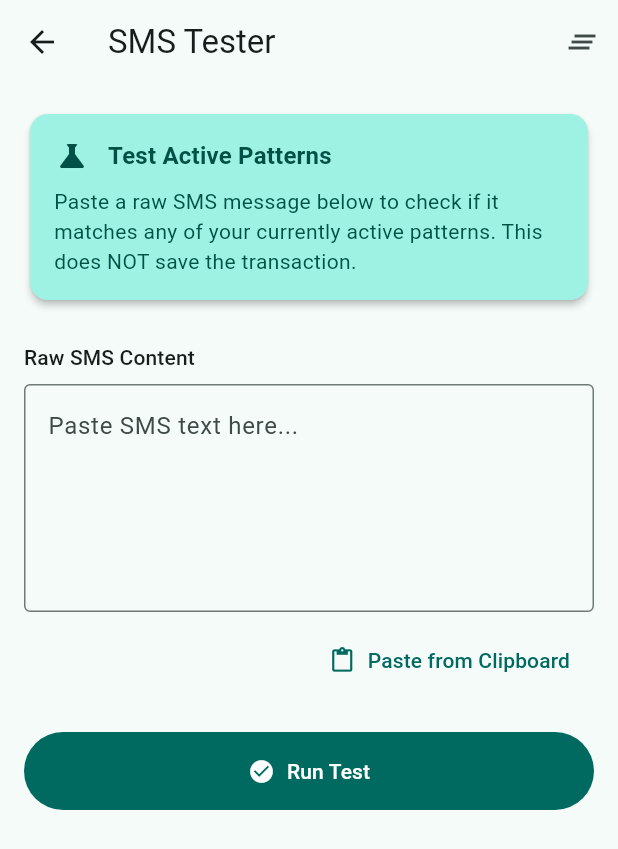
After one commit to md-sada-mia/money-load-manager, a Flutter app: the SmsTesterScreen screen opened directly, on a phone screen of 412 x 824 dp. The commit adds this screen. Shown: the top 849 px of the screen. Run offline on Flutter 3.47's test engine with Material 3 defaults, Android fonts, the phone set to English and light mode, and no system bars; our stand-ins replace fl_chart, permission_handler, shared_preferences, sqflite; missing offline and left inert: telephony; accounts and stored records are empty.

Commit message:
sms tester option added

```diff
--- a/lib/screens/settings_screen.dart
+++ b/lib/screens/settings_screen.dart
@@ -2,6 +2,7 @@ import 'package:flutter/material.dart';
 import 'package:flutter/foundation.dart';
 import '../models/models.dart';
 import 'training_screen.dart';
+import 'sms_tester_screen.dart';
 import '../services/sms_listener.dart';
 import '../services/default_patterns.dart';
 import '../database/database_helper.dart';
@@ -107,6 +108,17 @@ class _SettingsScreenState extends State<SettingsScreen> {
                     Navigator.push(
                       context,
                       MaterialPageRoute(builder: (context) => const TrainingScreen()),
+                    );
+                  },
+                ),
+                ListTile(
+                  leading: const Icon(Icons.science),
+                  title: const Text('SMS Tester'),
+                  subtitle: const Text('Test patterns against raw text'),
+                  onTap: () {
+                    Navigator.push(
+                      context,
+                      MaterialPageRoute(builder: (context) => const SmsTesterScreen()),
                     );
                   },
                 ),
--- /dev/null
+++ b/lib/screens/sms_tester_screen.dart
@@ -0,0 +1,262 @@
+import 'package:flutter/material.dart';
+import 'package:flutter/services.dart';
+import '../models/models.dart';
+import '../services/sms_parser.dart';
+
+class SmsTesterScreen extends StatefulWidget {
+  const SmsTesterScreen({super.key});
+
+  @override
+  State<SmsTesterScreen> createState() => _SmsTesterScreenState();
+}
+
+class _SmsTesterScreenState extends State<SmsTesterScreen> {
+  final _smsController = TextEditingController();
+  final _parser = SmsParser();
+
+  Transaction? _result;
+  bool _hasTested = false;
+  bool _isTesting = false;
+
+  Future<void> _testSms() async {
+    final sms = _smsController.text.trim();
+    if (sms.isEmpty) {
+      ScaffoldMessenger.of(context).showSnackBar(
+        const SnackBar(content: Text('Please paste an SMS message first')),
+      );
+      return;
+    }
+
+    setState(() {
+      _isTesting = true;
+      _hasTested = true;
+      _result = null;
+    });
+
+    try {
+      // Use a dummy sender for testing
+      final transaction = await _parser.parseSms(sms, 'TEST_SENDER');
+
+      if (mounted) {
+        setState(() {
+          _result = transaction;
+          _isTesting = false;
+        });
+      }
+    } catch (e) {
+      if (mounted) {
+        setState(() => _isTesting = false);
+        ScaffoldMessenger.of(context).showSnackBar(
+          SnackBar(content: Text('Error testing SMS: $e')),
+        );
+      }
+    }
+  }
+
+  void _clear() {
+    setState(() {
+      _smsController.clear();
+      _result = null;
+      _hasTested = false;
+    });
+  }
+
+  @override
+  Widget build(BuildContext context) {
+    return Scaffold(
+      appBar: AppBar(
+        title: const Text('SMS Tester'),
+        actions: [
+          IconButton(
+            icon: const Icon(Icons.clear_all),
+            tooltip: 'Clear',
+            onPressed: _clear,
+          ),
+        ],
+      ),
+      body: ListView(
+        padding: const EdgeInsets.all(16),
+        children: [
+          _buildInstructions(),
+          const SizedBox(height: 24),
+          _buildInput(),
+          const SizedBox(height: 24),
+          _buildTestButton(),
+          if (_hasTested) ...[
+            const SizedBox(height: 32),
+            const Divider(),
+            const SizedBox(height: 16),
+            _buildResult(),
+          ],
+        ],
+      ),
+    );
+  }
+
+  Widget _buildInstructions() {
+    return Card(
+      color: Theme.of(context).colorScheme.primaryContainer,
+      child: Padding(
+        padding: const EdgeInsets.all(16),
+        child: Column(
+          crossAxisAlignment: CrossAxisAlignment.start,
+          children: [
+            Row(
+              children: [
+                Icon(Icons.science, color: Theme.of(context).colorScheme.onPrimaryContainer),
+                const SizedBox(width: 12),
+                Text(
+                  'Test Active Patterns',
+                  style: Theme.of(context).textTheme.titleMedium?.copyWith(
+                    fontWeight: FontWeight.bold,
+                    color: Theme.of(context).colorScheme.onPrimaryContainer,
+                  ),
+                ),
+              ],
+            ),
+            const SizedBox(height: 8),
+            Text(
+              'Paste a raw SMS message below to check if it matches any of your currently active patterns. This does NOT save the transaction.',
+              style: Theme.of(context).textTheme.bodyMedium?.copyWith(
+                color: Theme.of(context).colorScheme.onPrimaryContainer,
+              ),
+            ),
+          ],
+        ),
+      ),
+    );
+  }
+
+  Widget _buildInput() {
+    return Column(
+      crossAxisAlignment: CrossAxisAlignment.start,
+      children: [
+        Text(
+          'Raw SMS Content',
+          style: Theme.of(context).textTheme.titleSmall,
+        ),
+        const SizedBox(height: 8),
+        TextField(
+          controller: _smsController,
+          maxLines: 5,
+          decoration: const InputDecoration(
+            hintText: 'Paste SMS text here...',
+            border: OutlineInputBorder(),
+            alignLabelWithHint: true,
+          ),
+        ),
+        const SizedBox(height: 8),
+        Align(
+          alignment: Alignment.centerRight,
+          child: TextButton.icon(
+            onPressed: () async {
+              final data = await Clipboard.getData(Clipboard.kTextPlain);
+              if (data?.text != null) {
+                _smsController.text = data!.text!;
+              }
+            },
+            icon: const Icon(Icons.paste),
+            label: const Text('Paste from Clipboard'),
+          ),
+        ),
+      ],
+    );
+  }
+
+  Widget _buildTestButton() {
+    return SizedBox(
+      width: double.infinity,
+      child: FilledButton.icon(
+        onPressed: _isTesting ? null : _testSms,
+        icon: _isTesting
+          ? const SizedBox(width: 20, height: 20, child: CircularProgressIndicator(strokeWidth: 2))
+          : const Icon(Icons.check_circle),
+        label: const Text('Run Test'),
+        style: FilledButton.styleFrom(
+          padding: const EdgeInsets.all(16),
+        ),
+      ),
+    );
+  }
+
+  Widget _buildResult() {
+    if (_result == null) {
+      return Center(
+        child: Column(
+          children: [
+            Icon(Icons.error_outline, size: 48, color: Theme.of(context).colorScheme.error),
+            const SizedBox(height: 16),
+            Text(
+              'No Match Found',
+              style: Theme.of(context).textTheme.titleLarge?.copyWith(
+                color: Theme.of(context).colorScheme.error,
+                fontWeight: FontWeight.bold,
+              ),
+            ),
+            const SizedBox(height: 8),
+            const Text(
+              'The text did not match any active patterns.\nCheck your spacing, format, or pattern definitions.',
+              textAlign: TextAlign.center,
+            ),
+          ],
+        ),
+      );
+    }
+
+    return Column(
+      crossAxisAlignment: CrossAxisAlignment.start,
+      children: [
+        Row(
+          mainAxisAlignment: MainAxisAlignment.spaceBetween,
+          children: [
+            Text(
+              'Match Success!',
+              style: Theme.of(context).textTheme.titleLarge?.copyWith(
+                color: Colors.green,
+                fontWeight: FontWeight.bold,
+              ),
+            ),
+            Icon(Icons.check_circle, color: Colors.green, size: 32),
+          ],
+        ),
+        const SizedBox(height: 16),
+        _buildResultRow('Type', _result!.type.name.toUpperCase()),
+        _buildResultRow('Amount', 'Tk ${_result!.amount.toStringAsFixed(2)}'),
+        _buildResultRow('Sender', _result!.sender ?? 'N/A'),
+        _buildResultRow('Recipient', _result!.recipient ?? 'N/A'),
+        if (_result!.patternId != null)
+           _buildResultRow('Pattern ID', _result!.patternId.toString()),
+      ],
+    );
+  }
+
+  Widget _buildResultRow(String label, String value) {
+    return Padding(
+      padding: const EdgeInsets.symmetric(vertical: 8),
+      child: Row(
+        crossAxisAlignment: CrossAxisAlignment.start,
+        children: [
+          SizedBox(
+            width: 100,
+            child: Text(
+              label,
+              style: TextStyle(
+                color: Theme.of(context).colorScheme.outline,
+                fontWeight: FontWeight.bold,
+              ),
+            ),
+          ),
+          Expanded(
+            child: Text(
+              value,
+              style: const TextStyle(
+                fontWeight: FontWeight.w500,
+                fontSize: 16,
+              ),
+            ),
+          ),
+        ],
+      ),
+    );
+  }
+}
```
Also changed, not shown: lib/services/default_patterns.dart (+5 -5 lines).
